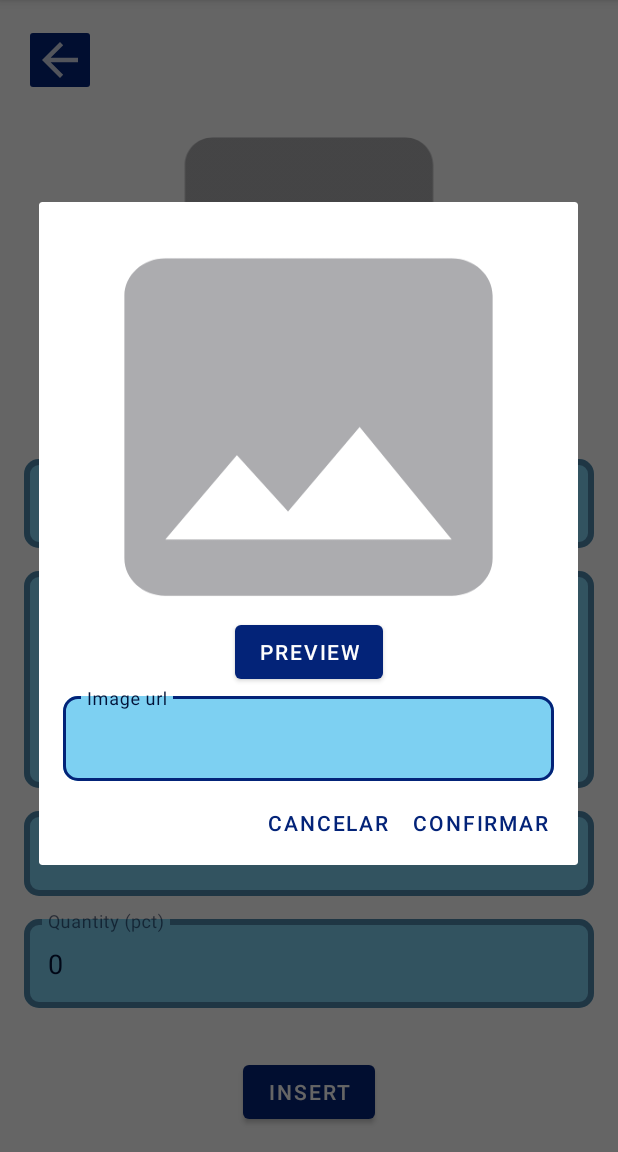
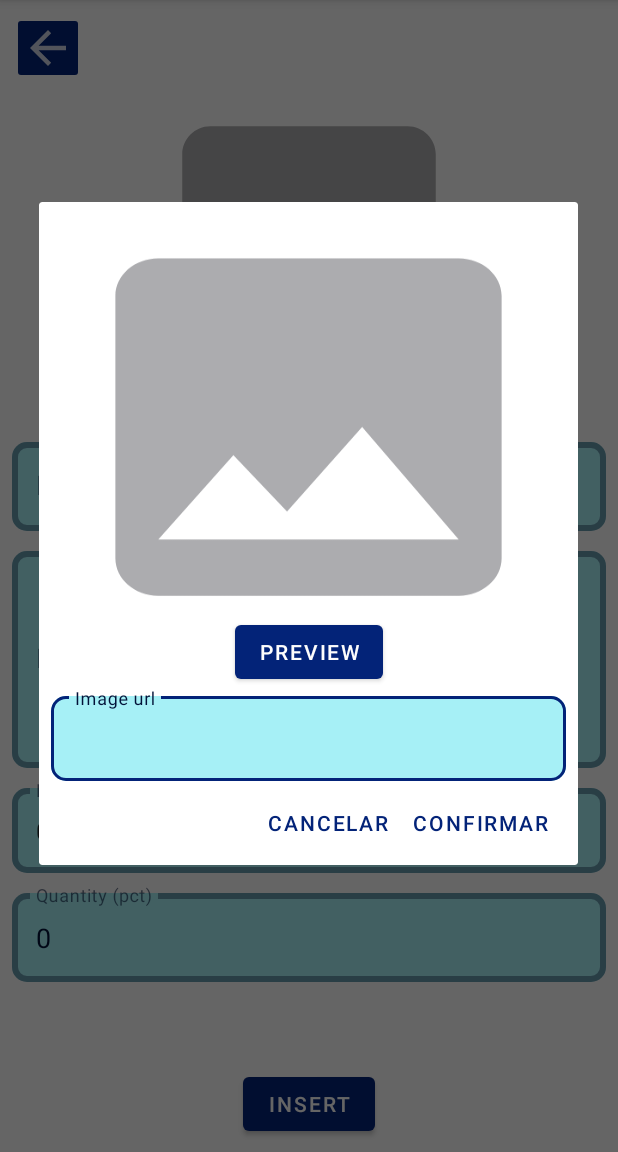
Before and after one commit to albertrml/alura-cursos, an Android app: the InsertFragment screen opened through its navigation route, after a tap on "Product image", on a phone screen of 412 x 824 dp, the part 84-1236 px from its top. Run offline under Robolectric (Android 15) with nearby library versions, the phone set to English and light mode, and no system bars; our stand-ins replace Dagger/Hilt's generated code, Room's generated code, data binding.

Commit message:
Ajuste dos layouts em função do dimens.xml e aplicação de gradient no cardview

```diff
--- a/android/Orgs/app/build.gradle.kts
+++ b/android/Orgs/app/build.gradle.kts
@@ -69,7 +69,7 @@ dependencies {
     implementation(libs.androidx.room.ktx)
     implementation(libs.androidx.room.runtime)
     implementation(libs.hilt.android)
-    implementation(libs.material)
+    implementation(libs.android.material)
     implementation(libs.coil)
 
     //kapt(libs.androidx.databinding.compiler)
--- a/android/Orgs/app/src/main/java/br/com/alura/orgs/view/home/adapter/ItemAdapter.kt
+++ b/android/Orgs/app/src/main/java/br/com/alura/orgs/view/home/adapter/ItemAdapter.kt
@@ -10,6 +10,7 @@ import androidx.recyclerview.widget.RecyclerView
 import br.com.alura.orgs.R
 import br.com.alura.orgs.model.entity.Item
 import br.com.alura.orgs.view.image.ImageDialog
+import currencyFormat
 import java.text.NumberFormat
 import java.util.Locale
 
@@ -27,14 +28,13 @@ class ItemAdapter(
         private val descriptionTextView: TextView by lazy { view.findViewById(R.id.item_description_textview) }
         private val priceTextView: TextView by lazy { view.findViewById(R.id.item_price_textview) }
         private val inStockTextView: TextView by lazy { view.findViewById(R.id.item_quantity_textview) }
-        private val currencyFormatter: NumberFormat = NumberFormat.getCurrencyInstance(Locale.US)
         private val imageView: ImageView by lazy { view.findViewById(R.id.item_imageview) }
 
         @SuppressLint("SetTextI18n")
         fun bind(item: Item){
             nameTextView.text = item.itemName
             descriptionTextView.text = item.itemDescription
-            priceTextView.text = currencyFormatter.format(item.itemValue)
+            priceTextView.text = currencyFormat(item.itemValue)
             inStockTextView.text = "${item.quantityInStock} pct"
             ImageDialog.loadImage(item.itemUrl, imageView)
         }
--- a/android/Orgs/app/src/main/res/layout/fragment_image.xml
+++ b/android/Orgs/app/src/main/res/layout/fragment_image.xml
@@ -13,7 +13,7 @@
         <androidx.constraintlayout.widget.ConstraintLayout
             android:layout_width="match_parent"
             android:layout_height="wrap_content"
-            android:layout_marginHorizontal="16dp"
+            android:layout_marginHorizontal="@dimen/baseline_component_align"
             >
 
             <ImageView
--- a/android/Orgs/app/src/main/res/layout/fragment_insert.xml
+++ b/android/Orgs/app/src/main/res/layout/fragment_insert.xml
@@ -18,7 +18,7 @@
         <androidx.constraintlayout.widget.ConstraintLayout
             android:id="@+id/insert_layout"
             android:layout_height="match_parent"
-            android:layout_margin="16dp"
+            android:layout_margin="@dimen/baseline_component_align"
             android:layout_width="match_parent"
             android:visibility="visible"
             >
@@ -36,7 +36,7 @@
                 android:id="@+id/insert_image_imageview"
                 android:contentDescription="@string/forms_image_field"
                 android:layout_height="0dp"
-                android:layout_marginBottom="16dp"
+                android:layout_marginBottom="@dimen/baseline_component_align"
                 android:layout_width="match_parent"
                 app:imageUrl="@{viewmodel.itemUi.itemUrl}"
                 app:layout_constraintBottom_toTopOf="@id/insert_forms_scrollview"
@@ -65,7 +65,7 @@
                         android:id="@+id/insert_name_textInputLayout"
                         android:hint="@string/forms_name_field"
                         android:layout_height="wrap_content"
-                        android:layout_marginBottom="10dp"
+                        android:layout_marginBottom="@dimen/baseline_component_align"
                         android:layout_width="match_parent"
                         app:layout_constraintBottom_toTopOf="@id/insert_description_textInputLayout"
                         app:layout_constraintEnd_toEndOf="parent"
@@ -88,7 +88,7 @@
                         android:id="@+id/insert_description_textInputLayout"
                         android:hint="@string/forms_description_field"
                         android:layout_height="wrap_content"
-                        android:layout_marginBottom="10dp"
+                        android:layout_marginBottom="@dimen/baseline_component_align"
                         android:layout_width="match_parent"
                         app:layout_constraintBottom_toTopOf="@id/insert_price_textInputLayout"
                         app:layout_constraintEnd_toEndOf="parent"
@@ -114,7 +114,7 @@
                         android:id="@+id/insert_price_textInputLayout"
                         android:hint="@string/forms_price_field"
                         android:layout_height="wrap_content"
-                        android:layout_marginBottom="10dp"
+                        android:layout_marginBottom="@dimen/baseline_component_align"
                         android:layout_width="match_parent"
                         app:layout_constraintBottom_toTopOf="@id/insert_quantity_textInputLayout"
                         app:layout_constraintEnd_toEndOf="parent"
--- a/android/Orgs/app/src/main/res/values/colors.xml
+++ b/android/Orgs/app/src/main/res/values/colors.xml
@@ -15,10 +15,10 @@
     <color name="colorTertiaryContainer">#FF03DAC5</color>
     <color name="colorOnTertiaryContainer">#FF03DAC5</color>
 
-    <color name="colorSurface">#7DD0F2</color>
+    <color name="colorSurface">#A6F0F6</color>
     <color name="colorOnSurface">#021238</color>
-    <color name="colorSurfaceVariant">#F3F3F6</color>
-    <color name="colorOnSurfaceVariant">#493F7A</color>
+    <color name="colorSurfaceVariant">#5EC7F2</color>
+    <color name="colorOnSurfaceVariant">#00081B</color>
     <color name="colorSurfaceContainerHighest">#6CA2F8</color>
 
     <color name="colorError">#F40000</color>
@@ -39,7 +39,7 @@
 
     <color name="colorSecondaryDark">#78B4F2</color>
     <color name="colorOnSecondaryDark">#FFFFFF</color>
-    <color name="colorSecondaryContainerDark">#183556</color>5
+    <color name="colorSecondaryContainerDark">#183556</color>
     <color name="colorOnSecondaryContainerDark">#B8BCC5</color>
 
     <color name="colorTertiaryDark">#015950</color>
@@ -49,7 +49,7 @@
 
     <color name="colorSurfaceDark">#28024D</color>
     <color name="colorOnSurfaceDark">#FFFFFF</color>
-    <color name="colorSurfaceVariantDark">#DCBD39</color>
+    <color name="colorSurfaceVariantDark">#680FBD</color>
     <color name="colorOnSurfaceVariantDark">#040404</color>
     <color name="colorSurfaceContainerHighestDark">#B7F6F8</color>
 
--- a/android/Orgs/gradle/libs.versions.toml
+++ b/android/Orgs/gradle/libs.versions.toml
@@ -14,13 +14,13 @@ kotlinxCoroutinesTest = "1.9.0"
 ksp = "2.0.20-1.0.25"
 lifecycleRuntimeKtx = "2.8.7"
 material = "1.12.0"
-material3 = "1.3.1"
 navigation = "2.8.5"
 recyclerview = "1.4.0"
 recyclerviewSelection = "1.1.0"
 roomKtx = "2.6.1"
 
 [libraries]
+android-material = { group = "com.google.android.material", name = "material", version.ref = "material" }
 androidx-appcompat = { group = "androidx.appcompat", name = "appcompat", version.ref = "appcompat" }
 androidx-core-ktx = { group = "androidx.core", name = "core-ktx", version.ref = "coreKtx" }
 androidx-databinding-compiler = { module = "androidx.databinding:databinding-compiler", version.ref = "databinding" }
@@ -29,7 +29,6 @@ androidx-fragment-ktx = { module = "androidx.fragment:fragment-ktx", version.ref
 androidx-junit = { group = "androidx.test.ext", name = "junit", version.ref = "junitKtx" }
 androidx-junit-ktx = { group = "androidx.test.ext", name = "junit-ktx", version.ref = "junitKtx" }
 androidx-lifecycle-runtime-ktx = { group = "androidx.lifecycle", name = "lifecycle-runtime-ktx", version.ref = "lifecycleRuntimeKtx" }
-androidx-material3 = { module = "androidx.compose.material3:material3", version.ref = "material3" }
 androidx-navigation-dynamic-features-fragment = { module = "androidx.navigation:navigation-dynamic-features-fragment", version.ref = "navigation" }
 androidx-navigation-fragment = { group = "androidx.navigation", name = "navigation-fragment-ktx", version.ref = "navigation" }
 androidx-navigation-ui-ktx = { module = "androidx.navigation:navigation-ui-ktx", version.ref = "navigation" }
@@ -44,7 +43,7 @@ hilt-android-compiler = { module = "com.google.dagger:hilt-android-compiler", ve
 hilt-android-testing = { module = "com.google.dagger:hilt-android-testing", version.ref = "hiltAndroid" }
 junit = { group = "junit", name = "junit", version.ref = "junit" }
 kotlinx-coroutines-test = { module = "org.jetbrains.kotlinx:kotlinx-coroutines-test", version.ref = "kotlinxCoroutinesTest" }
-material = { group = "com.google.android.material", name = "material", version.ref = "material" }
+
 
 [plugins]
 android-application = { id = "com.android.application", version.ref = "agp" }
```
Also changed, not shown: android/Orgs/app/src/main/java/br/com/alura/orgs/utils/Conversor.kt (added, +7 -0 lines), android/Orgs/app/src/main/java/br/com/alura/orgs/view/details/DetailsViewModel.kt (+6 -1 lines), android/Orgs/app/src/main/res/drawable/gradient_cardview_layout.xml (added, +12 -0 lines), android/Orgs/app/src/main/res/layout/fragment_details.xml (+7 -7 lines), android/Orgs/app/src/main/res/layout/fragment_update.xml (+5 -5 lines), android/Orgs/app/src/main/res/layout/item_list.xml (+59 -43 lines), android/Orgs/app/src/main/res/values/dimens.xml (added, +8 -0 lines), android/Orgs/app/src/main/res/values/styles.xml (+6 -8 lines), 3 other files.
